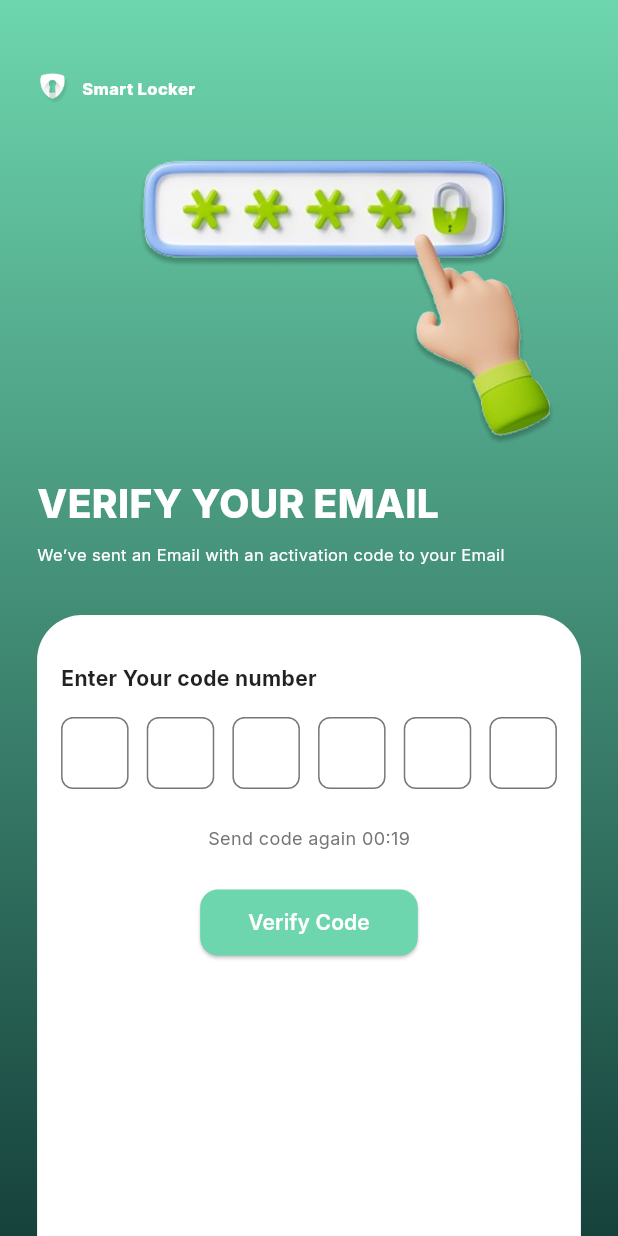
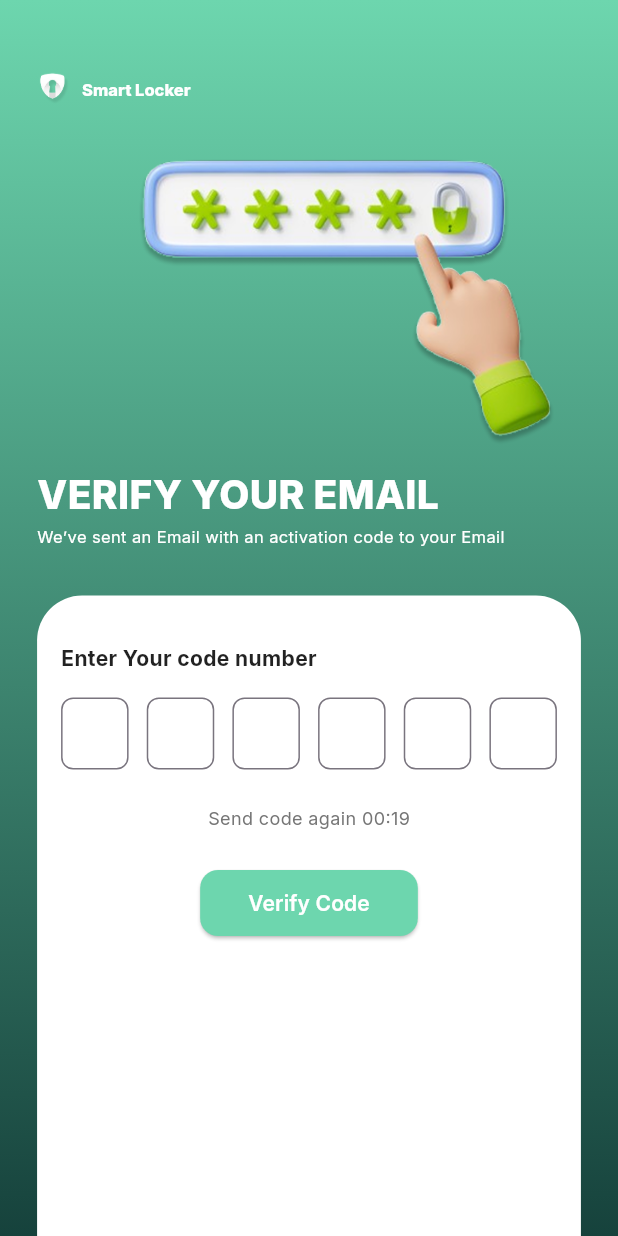
Before and after one commit to StreamLine-18/Smart-Locker, a Flutter app: the EmailVerificationScreen screen opened by its route, on a phone screen of 412 x 824 dp. Run offline on Flutter 3.47's test engine with Material 3 defaults, Android fonts, the phone set to English and light mode, and no system bars; our stand-ins replace google_fonts.

Commit message:
update feat/email_verification

```diff
--- a/Mobile/lib/screens/register/email_verification.dart
+++ b/Mobile/lib/screens/register/email_verification.dart
@@ -1,18 +1,20 @@
 import 'package:flutter/material.dart';
 import 'package:google_fonts/google_fonts.dart';
+
+/// EmailVerificationScreen
+/// Halaman untuk verifikasi email dengan input kode OTP
+/// Desain responsif untuk iPhone 14 Pro Max, iPad, hingga laptop
 
 class EmailVerificationScreen extends StatefulWidget {
   const EmailVerificationScreen({super.key});
 
   @override
-  State<EmailVerificationScreen> createState() =>
-      _EmailVerificationScreenState();
+  State<EmailVerificationScreen> createState() => _EmailVerificationScreenState();
 }
 
 class _EmailVerificationScreenState extends State<EmailVerificationScreen> {
   final List<FocusNode> _focusNodes = List.generate(6, (_) => FocusNode());
-  final List<TextEditingController> _controllers =
-      List.generate(6, (_) => TextEditingController());
+  final List<TextEditingController> _controllers = List.generate(6, (_) => TextEditingController());
   int _timer = 20;
 
   @override
@@ -44,10 +46,7 @@ class _EmailVerificationScreenState extends State<EmailVerificationScreen> {
   void _submitCode() {
     String code = _controllers.map((c) => c.text).join();
     debugPrint('Kode verifikasi: $code');
-
-    // TODO: Validasi kode dengan backend
-    // Jika berhasil:
-    Navigator.pushReplacementNamed(context, '/openning');
+    // TODO: Kirim kode ke backend untuk verifikasi
   }
 
   @override
@@ -72,7 +71,8 @@ class _EmailVerificationScreenState extends State<EmailVerificationScreen> {
           child: Column(
             children: [
               const SizedBox(height: 48),
-              // Branding Logo
+
+              // Logo + Text Branding
               Row(
                 children: [
                   Image.asset(
@@ -86,19 +86,27 @@ class _EmailVerificationScreenState extends State<EmailVerificationScreen> {
                     style: GoogleFonts.inter(
                       fontWeight: FontWeight.w800,
                       fontSize: 11,
+                      height: 1.4,
+                      letterSpacing: -0.01,
                       color: Colors.white,
                     ),
                   ),
                 ],
               ),
+
               const SizedBox(height: 24),
+
+              // Ilustrasi password
               Image.asset(
                 'assets/images/password.png',
                 width: size.width * 0.9,
                 height: size.height * 0.25,
                 fit: BoxFit.contain,
               ),
+
               const SizedBox(height: 16),
+
+              // Judul
               Align(
                 alignment: Alignment.centerLeft,
                 child: Text(
@@ -106,26 +114,33 @@ class _EmailVerificationScreenState extends State<EmailVerificationScreen> {
                   style: GoogleFonts.inter(
                     fontWeight: FontWeight.w800,
                     fontSize: 26,
+                    height: 1.0,
                     color: Colors.white,
                   ),
                 ),
               ),
+
               const SizedBox(height: 8),
+
+              // Deskripsi
               Align(
                 alignment: Alignment.centerLeft,
                 child: Text(
-                  'We’ve sent an Email with an activation code to your Email',
+                  'We\u2019ve sent an Email with an activation code to your Email',
                   style: GoogleFonts.inter(
                     fontWeight: FontWeight.w400,
                     fontSize: 11,
+                    height: 1.25,
                     color: Colors.white,
                   ),
                 ),
               ),
+
               const SizedBox(height: 32),
+
+              // Container Putih berisi input OTP
               Container(
-                padding:
-                    const EdgeInsets.symmetric(vertical: 32, horizontal: 16),
+                padding: const EdgeInsets.symmetric(vertical: 32, horizontal: 16),
                 decoration: const BoxDecoration(
                   color: Colors.white,
                   borderRadius: BorderRadius.vertical(top: Radius.circular(30)),
@@ -133,6 +148,7 @@ class _EmailVerificationScreenState extends State<EmailVerificationScreen> {
                 child: Column(
                   crossAxisAlignment: CrossAxisAlignment.start,
                   children: [
+                    // Label
                     Text(
                       'Enter Your code number',
                       style: GoogleFonts.inter(
@@ -142,6 +158,8 @@ class _EmailVerificationScreenState extends State<EmailVerificationScreen> {
                       ),
                     ),
                     const SizedBox(height: 16),
+
+                    // OTP Input Fields
                     Row(
                       mainAxisAlignment: MainAxisAlignment.spaceBetween,
                       children: List.generate(6, (index) {
@@ -155,8 +173,7 @@ class _EmailVerificationScreenState extends State<EmailVerificationScreen> {
                             maxLength: 1,
                             decoration: InputDecoration(
                               counterText: '',
-                              contentPadding:
-                                  const EdgeInsets.symmetric(vertical: 12),
+                              contentPadding: const EdgeInsets.symmetric(vertical: 12),
                               border: OutlineInputBorder(
                                 borderRadius: BorderRadius.circular(8),
                               ),
@@ -172,7 +189,10 @@ class _EmailVerificationScreenState extends State<EmailVerificationScreen> {
                         );
                       }),
                     ),
+
                     const SizedBox(height: 24),
+
+                    // Timer
                     Center(
                       child: Text(
                         'Send code again 00:${_timer.toString().padLeft(2, '0')}',
@@ -182,14 +202,16 @@ class _EmailVerificationScreenState extends State<EmailVerificationScreen> {
                         ),
                       ),
                     ),
+
                     const SizedBox(height: 24),
+
+                    // Tombol Submit
                     Center(
                       child: ElevatedButton(
                         onPressed: _submitCode,
                         style: ElevatedButton.styleFrom(
                           backgroundColor: const Color(0xFF6DD6AE),
-                          padding: const EdgeInsets.symmetric(
-                              horizontal: 32, vertical: 12),
+                          padding: const EdgeInsets.symmetric(horizontal: 32, vertical: 12),
                           shape: RoundedRectangleBorder(
                             borderRadius: BorderRadius.circular(12),
                           ),
@@ -204,8 +226,8 @@ class _EmailVerificationScreenState extends State<EmailVerificationScreen> {
                         ),
                       ),
                     ),
-                    const SizedBox(
-                        height: 200), // Untuk hindari keyboard overlap
+
+                    const SizedBox(height: 200), // Padding tambahan untuk keyboard
                   ],
                 ),
               ),
```
Also changed, not shown: Mobile/pubspec.lock.
